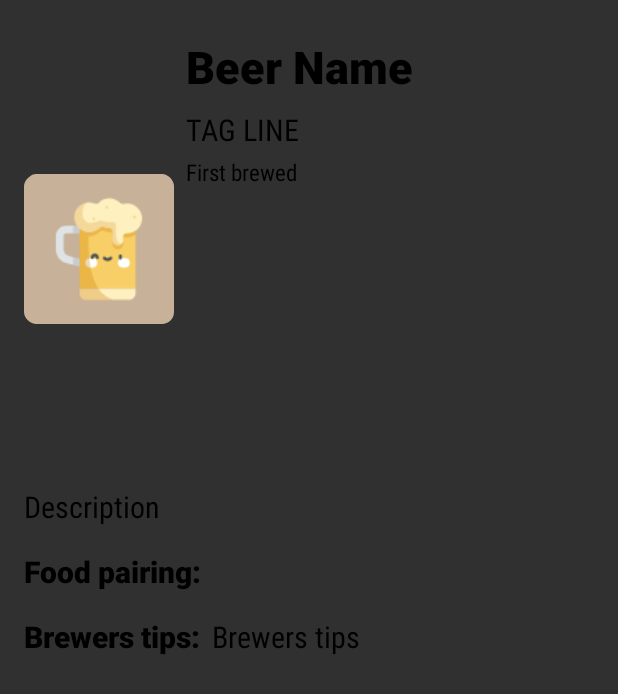
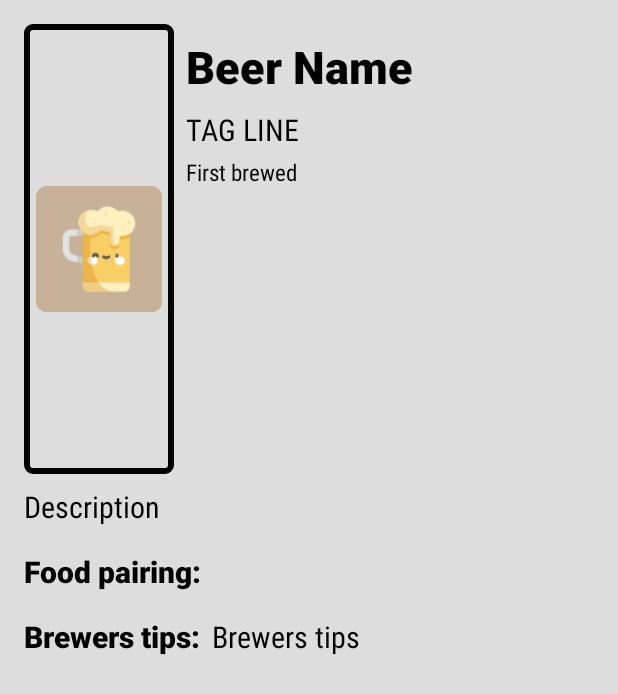
Before and after one commit to charlye917/BeerProyect, an Android app: the fragment BeerDetailFragment placed in its activity, on a phone screen of 412 x 824 dp. Shown: the top 694 px of the screen. Run offline under Robolectric (Android 15) with nearby library versions, the phone set to English and light mode, and no system bars; our stand-ins replace data binding; libraries missing offline, so code that uses them is left out: androidx.palette.graphics; pictures from the network do not load; 9 statements that could not run were skipped.

Commit message:
finish proyect

```diff
--- a/app/src/main/java/com/charlye934/beerproyect/home/presentation/adapter/BeerAdapter.kt
+++ b/app/src/main/java/com/charlye934/beerproyect/home/presentation/adapter/BeerAdapter.kt
@@ -38,7 +38,7 @@ class BeerAdapter(
         fun bind(beer: Beer){
             binding.tvNameBeer.text = beer.name
             binding.imgBeer.let {
-                Glide.with(it!!)
+                Glide.with(it)
                     .load(beer.imageUrl)
                     .error(R.drawable.ic_beer)
                     .into(binding.imgBeer)
--- a/app/src/main/java/com/charlye934/beerproyect/home/presentation/fragment/BeerDetailFragment.kt
+++ b/app/src/main/java/com/charlye934/beerproyect/home/presentation/fragment/BeerDetailFragment.kt
@@ -46,7 +46,7 @@ class BeerDetailFragment : Fragment() {
         setupBackgroundColor(beer.imageUrl)
 
         binding.imgBeer.let {
-            Glide.with(it!!)
+            Glide.with(it)
                 .load(beer.imageUrl)
                 .error(R.drawable.ic_beer)
                 .into(binding.imgBeer)
@@ -80,6 +80,7 @@ class BeerDetailFragment : Fragment() {
                             val intColor = palette?.lightMutedSwatch?.rgb ?: 0
                             val myPalette = BeerPalet(intColor)
                             binding.palette = myPalette
+                            Log.d("__tag", binding.palette.toString())
                         }
                 }
 
--- a/app/src/main/java/com/charlye934/beerproyect/home/presentation/fragment/BeerInfoFragment.kt
+++ b/app/src/main/java/com/charlye934/beerproyect/home/presentation/fragment/BeerInfoFragment.kt
@@ -86,12 +86,10 @@ class BeerInfoFragment : Fragment() {
         viewModel.beerLiveData.observe(viewLifecycleOwner){ response ->
             when (response) {
                 is Resources.Success -> {
-                    Log.d("__tag success","entro success")
                     hideProgresBar()
                     adapterBeer.updateData(response.data!!)
                 }
                 is Resources.Error -> {
-                    Log.d("__tag error","entro error")
                     hideProgresBar()
                     response.message?.let {
                         Toast.makeText(context, "An error ocurred: $it", Toast.LENGTH_SHORT)
@@ -101,7 +99,6 @@ class BeerInfoFragment : Fragment() {
                 is Resources.Loading -> {
                     showProgresBar()
                 }
-
             }
         }
     }
--- a/app/src/main/java/com/charlye934/beerproyect/utils/BaseServiceBuilder.kt
+++ b/app/src/main/java/com/charlye934/beerproyect/utils/BaseServiceBuilder.kt
@@ -1,15 +1,12 @@
 package com.charlye934.beerproyect.utils
 
-import com.charlye934.beerproyect.home.data.model.Beer
-import com.charlye934.beerproyect.home.data.service.BeerApiService
-import retrofit2.Response
 import retrofit2.Retrofit
 import retrofit2.converter.gson.GsonConverterFactory
 
 object BaseServiceBuilder {
     private val BASE_URL = "https://api.punkapi.com/"
 
-    fun  getRetrofitInstance() = Retrofit.Builder()
+    fun getRetrofitInstance(): Retrofit = Retrofit.Builder()
         .baseUrl(BASE_URL)
         .addConverterFactory(GsonConverterFactory.create())
         .build()
--- /dev/null
+++ b/app/src/main/res/drawable/ovalo.xml
@@ -0,0 +1,10 @@
+<?xml version="1.0" encoding="utf-8"?>
+<shape xmlns:android="http://schemas.android.com/apk/res/android"
+    android:shape="rectangle">
+    <corners
+        android:radius="4dp"/>
+
+    <stroke
+        android:width="4dp"
+        android:color="@android:color/black"/>
+</shape>
--- a/app/src/main/res/layout/fragment_detail.xml
+++ b/app/src/main/res/layout/fragment_detail.xml
@@ -12,16 +12,17 @@
         android:layout_width="match_parent"
         android:layout_height="match_parent"
         android:orientation="vertical"
-        android:background="@{palette.color}"
+        android:background="@color/gray_color"
         tools:context=".home.presentation.fragment.BeerDetailFragment">
 
         <ScrollView
             android:layout_width="match_parent"
-            android:layout_height="match_parent">
+            android:layout_height="match_parent"
+            android:background="@{palette.color}">
 
             <RelativeLayout
                 android:layout_width="match_parent"
-                android:layout_height="match_parent"
+                android:layout_height="wrap_content"
                 android:padding="8dp"
                 android:layout_margin="8dp">
 
@@ -30,6 +31,8 @@
                     android:layout_width="100dp"
                     android:layout_height="300dp"
                     android:layout_gravity="center"
+                    android:background="@drawable/ovalo"
+                    android:padding="8dp"
                     android:src="@mipmap/ic_beer" />
 
                 <TextView
--- a/app/src/main/res/layout/item_beer.xml
+++ b/app/src/main/res/layout/item_beer.xml
@@ -7,7 +7,7 @@
     xmlns:app="http://schemas.android.com/apk/res-auto"
     android:layout_margin="5dp"
     app:cardCornerRadius="8dp"
-    app:cardElevation="@dimen/cardview_default_elevation">
+    app:cardElevation="8dp">
 
     <LinearLayout
         android:layout_width="match_parent"
--- a/app/src/main/res/values/colors.xml
+++ b/app/src/main/res/values/colors.xml
@@ -7,4 +7,7 @@
     <color name="teal_700">#FF018786</color>
     <color name="black">#FF000000</color>
     <color name="white">#FFFFFFFF</color>
+
+    <color name="gray_color">#dddddd</color>
+    <color name="brown_color">#493323</color>
 </resources>
```
Also changed, not shown: app/src/main/res/drawable/ic_arrow_left.xml (added, +9 -0 lines), app/src/main/res/drawable/ic_arrow_right.xml (added, +9 -0 lines), app/src/main/res/layout/fragment_beer_info.xml (+32 -33 lines).
